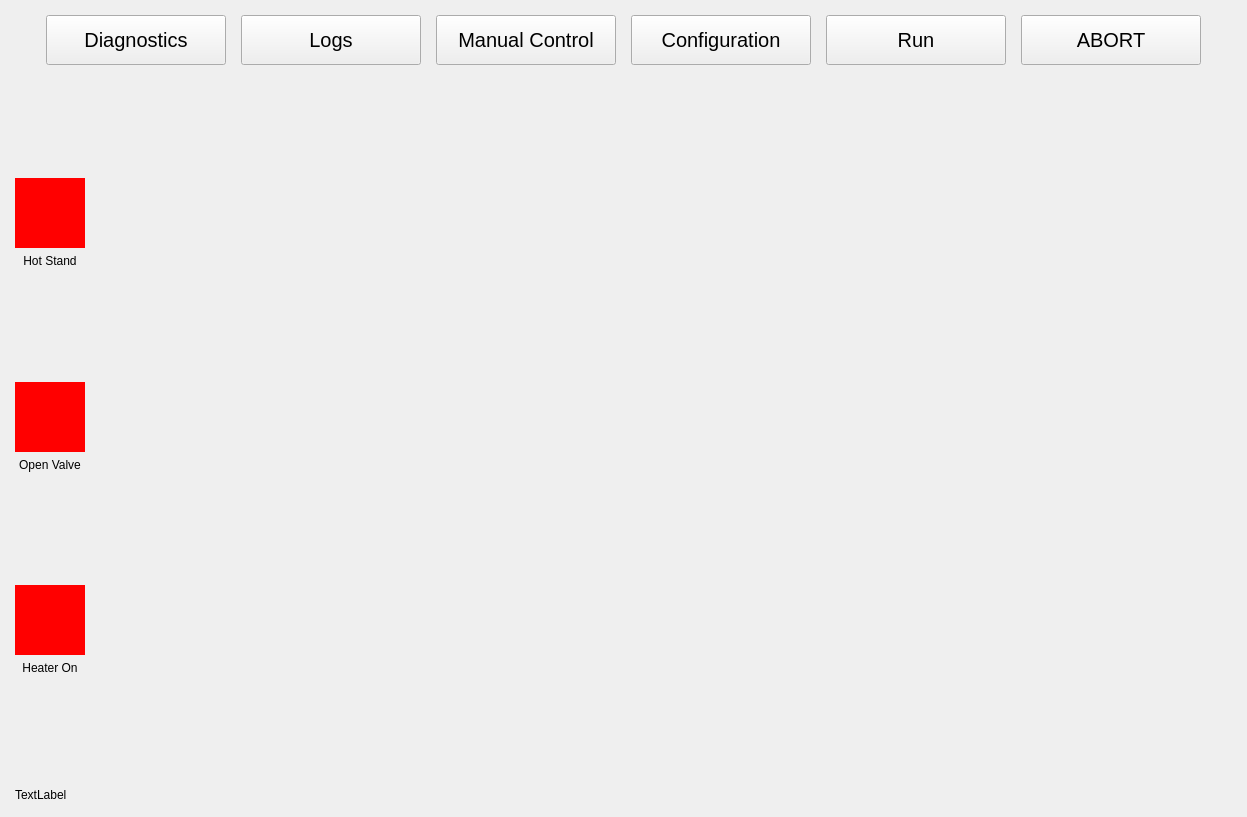
Qt form App/UI/QT5_NEW.ui (osuntp/ntp) before a commit.
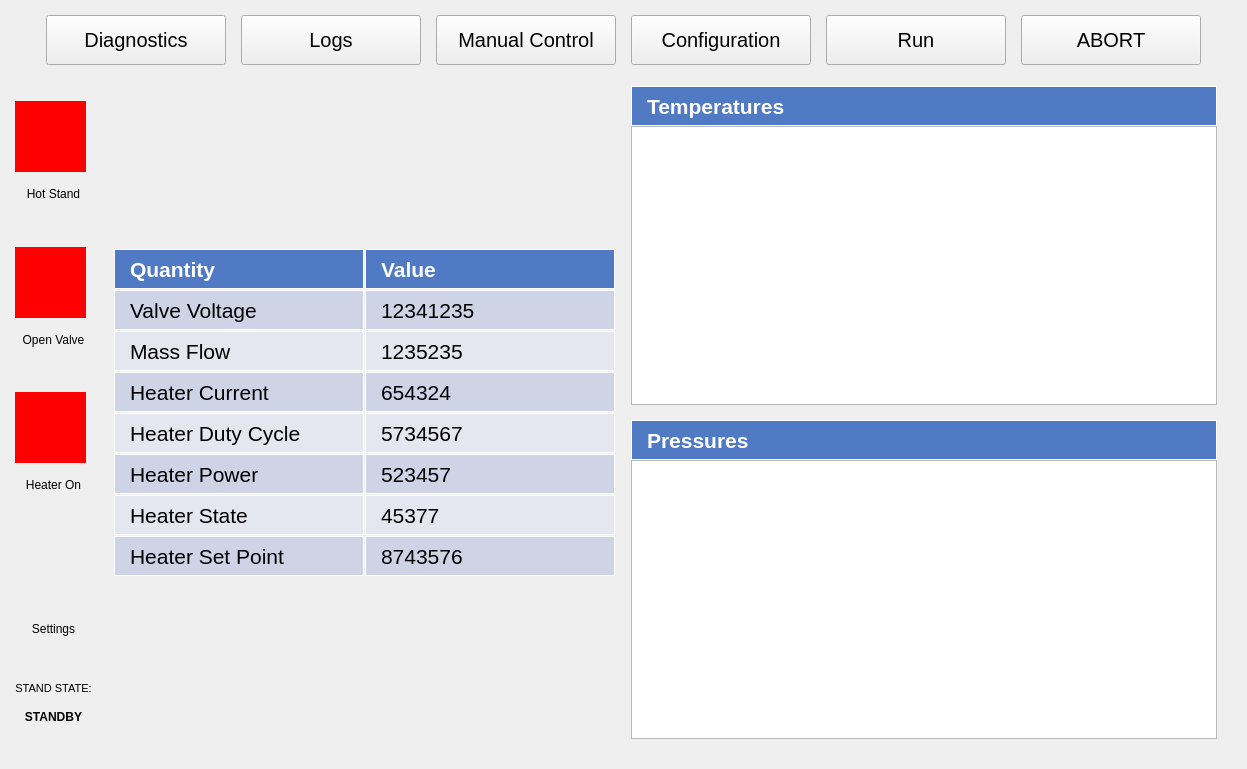
The same form after that commit. Icons and pictures are not drawn.

Patch:
```diff
--- a/App/UI/QT5_NEW.ui
+++ b/App/UI/QT5_NEW.ui
@@ -7,7 +7,7 @@
     <x>0</x>
     <y>0</y>
     <width>1247</width>
-    <height>817</height>
+    <height>769</height>
    </rect>
   </property>
   <property name="sizePolicy">
@@ -220,6 +220,9 @@
      <layout class="QHBoxLayout" name="horizontalLayout_2">
       <item>
        <layout class="QVBoxLayout" name="verticalLayout_2">
+        <property name="spacing">
+         <number>15</number>
+        </property>
         <item>
          <spacer name="verticalSpacer_4">
           <property name="orientation">
@@ -227,8 +230,8 @@
           </property>
           <property name="sizeHint" stdset="0">
            <size>
-            <width>20</width>
-            <height>40</height>
+            <width>10</width>
+            <height>0</height>
            </size>
           </property>
          </spacer>
@@ -243,8 +246,8 @@
           </property>
           <property name="minimumSize">
            <size>
-            <width>70</width>
-            <height>70</height>
+            <width>71</width>
+            <height>71</height>
            </size>
           </property>
           <property name="maximumSize">
@@ -281,8 +284,8 @@
           </property>
           <property name="sizeHint" stdset="0">
            <size>
-            <width>20</width>
-            <height>40</height>
+            <width>10</width>
+            <height>0</height>
            </size>
           </property>
          </spacer>
@@ -297,8 +300,8 @@
           </property>
           <property name="minimumSize">
            <size>
-            <width>70</width>
-            <height>70</height>
+            <width>71</width>
+            <height>71</height>
            </size>
           </property>
           <property name="styleSheet">
@@ -329,8 +332,8 @@
           </property>
           <property name="sizeHint" stdset="0">
            <size>
-            <width>20</width>
-            <height>40</height>
+            <width>10</width>
+            <height>0</height>
            </size>
           </property>
          </spacer>
@@ -345,8 +348,8 @@
           </property>
           <property name="minimumSize">
            <size>
-            <width>70</width>
-            <height>70</height>
+            <width>71</width>
+            <height>71</height>
            </size>
           </property>
           <property name="styleSheet">
@@ -377,24 +380,831 @@
           </property>
           <property name="sizeHint" stdset="0">
            <size>
-            <width>20</width>
-            <height>40</height>
+            <width>10</width>
+            <height>0</height>
+           </size>
+          </property>
+         </spacer>
+        </item>
+        <item>
+         <widget class="QPushButton" name="settings_button">
+          <property name="minimumSize">
+           <size>
+            <width>70</width>
+            <height>70</height>
+           </size>
+          </property>
+          <property name="styleSheet">
+           <string notr="true">background-image: url(:/test_prefix/settings_icon5.png);
+border: 0px;</string>
+          </property>
+          <property name="text">
+           <string/>
+          </property>
+         </widget>
+        </item>
+        <item>
+         <widget class="QLabel" name="label_6">
+          <property name="text">
+           <string>Settings</string>
+          </property>
+          <property name="alignment">
+           <set>Qt::AlignCenter</set>
+          </property>
+         </widget>
+        </item>
+        <item>
+         <spacer name="verticalSpacer_5">
+          <property name="orientation">
+           <enum>Qt::Vertical</enum>
+          </property>
+          <property name="sizeHint" stdset="0">
+           <size>
+            <width>10</width>
+            <height>0</height>
            </size>
           </property>
          </spacer>
         </item>
         <item>
          <widget class="QLabel" name="label_4">
+          <property name="font">
+           <font>
+            <pointsize>8</pointsize>
+           </font>
+          </property>
           <property name="text">
-           <string>TextLabel</string>
+           <string>STAND STATE:</string>
           </property>
+          <property name="alignment">
+           <set>Qt::AlignCenter</set>
+          </property>
          </widget>
         </item>
+        <item>
+         <widget class="QLabel" name="side_bar_stand_state">
+          <property name="font">
+           <font>
+            <weight>75</weight>
+            <bold>true</bold>
+           </font>
+          </property>
+          <property name="text">
+           <string>STANDBY</string>
+          </property>
+          <property name="alignment">
+           <set>Qt::AlignCenter</set>
+          </property>
+         </widget>
+        </item>
+        <item>
+         <spacer name="verticalSpacer_6">
+          <property name="orientation">
+           <enum>Qt::Vertical</enum>
+          </property>
+          <property name="sizeHint" stdset="0">
+           <size>
+            <width>10</width>
+            <height>0</height>
+           </size>
+          </property>
+         </spacer>
+        </item>
        </layout>
       </item>
       <item>
        <widget class="QStackedWidget" name="stackedWidget">
-        <widget class="QWidget" name="page_5"/>
+        <widget class="QWidget" name="diagnostics_page">
+         <layout class="QHBoxLayout" name="horizontalLayout_3">
+          <property name="spacing">
+           <number>15</number>
+          </property>
+          <property name="leftMargin">
+           <number>15</number>
+          </property>
+          <property name="topMargin">
+           <number>15</number>
+          </property>
+          <property name="rightMargin">
+           <number>15</number>
+          </property>
+          <property name="bottomMargin">
+           <number>15</number>
+          </property>
+          <item>
+           <layout class="QGridLayout" name="gridLayout">
+            <property name="leftMargin">
+             <number>1</number>
+            </property>
+            <property name="topMargin">
+             <number>1</number>
+            </property>
+            <property name="rightMargin">
+             <number>1</number>
+            </property>
+            <property name="bottomMargin">
+             <number>1</number>
+            </property>
+            <property name="spacing">
+             <number>1</number>
+            </property>
+            <item row="8" column="1">
+             <widget class="QLabel" name="diagnostics_r07_value">
+              <property name="sizePolicy">
+               <sizepolicy hsizetype="Fixed" vsizetype="Fixed">
+                <horstretch>0</horstretch>
+                <verstretch>0</verstretch>
+               </sizepolicy>
+              </property>
+              <property name="minimumSize">
+               <size>
+                <width>250</width>
+                <height>40</height>
+               </size>
+              </property>
+              <property name="font">
+               <font>
+                <pointsize>16</pointsize>
+               </font>
+              </property>
+              <property name="styleSheet">
+               <string notr="true">color: rgb(0, 0, 0);
+background-color: rgb(206, 211, 230);
+border: 1px solid white;</string>
+              </property>
+              <property name="text">
+               <string>8743576</string>
+              </property>
+              <property name="indent">
+               <number>15</number>
+              </property>
+             </widget>
+            </item>
+            <item row="8" column="0">
+             <widget class="QLabel" name="label_17">
+              <property name="sizePolicy">
+               <sizepolicy hsizetype="Fixed" vsizetype="Fixed">
+                <horstretch>0</horstretch>
+                <verstretch>0</verstretch>
+               </sizepolicy>
+              </property>
+              <property name="minimumSize">
+               <size>
+                <width>250</width>
+                <height>40</height>
+               </size>
+              </property>
+              <property name="font">
+               <font>
+                <pointsize>16</pointsize>
+               </font>
+              </property>
+              <property name="styleSheet">
+               <string notr="true">color: rgb(0, 0, 0);
+background-color: rgb(206, 211, 230);
+border: 1px solid white;</string>
+              </property>
+              <property name="text">
+               <string>Heater Set Point</string>
+              </property>
+              <property name="indent">
+               <number>15</number>
+              </property>
+             </widget>
+            </item>
+            <item row="4" column="0">
+             <widget class="QLabel" name="label_13">
+              <property name="sizePolicy">
+               <sizepolicy hsizetype="Fixed" vsizetype="Fixed">
+                <horstretch>0</horstretch>
+                <verstretch>0</verstretch>
+               </sizepolicy>
+              </property>
+              <property name="minimumSize">
+               <size>
+                <width>250</width>
+                <height>40</height>
+               </size>
+              </property>
+              <property name="font">
+               <font>
+                <pointsize>16</pointsize>
+               </font>
+              </property>
+              <property name="styleSheet">
+               <string notr="true">color: rgb(0, 0, 0);
+background-color: rgb(206, 211, 230);
+border: 1px solid white;</string>
+              </property>
+              <property name="text">
+               <string>Heater Current</string>
+              </property>
+              <property name="indent">
+               <number>15</number>
+              </property>
+             </widget>
+            </item>
+            <item row="4" column="1">
+             <widget class="QLabel" name="diagnostics_r03_value">
+              <property name="sizePolicy">
+               <sizepolicy hsizetype="Fixed" vsizetype="Fixed">
+                <horstretch>0</horstretch>
+                <verstretch>0</verstretch>
+               </sizepolicy>
+              </property>
+              <property name="minimumSize">
+               <size>
+                <width>250</width>
+                <height>40</height>
+               </size>
+              </property>
+              <property name="font">
+               <font>
+                <pointsize>16</pointsize>
+               </font>
+              </property>
+              <property name="styleSheet">
+               <string notr="true">color: rgb(0, 0, 0);
+background-color: rgb(206, 211, 230);
+border: 1px solid white;</string>
+              </property>
+              <property name="text">
+               <string>654324</string>
+              </property>
+              <property name="indent">
+               <number>15</number>
+              </property>
+             </widget>
+            </item>
+            <item row="5" column="0">
+             <widget class="QLabel" name="label_14">
+              <property name="sizePolicy">
+               <sizepolicy hsizetype="Fixed" vsizetype="Fixed">
+                <horstretch>0</horstretch>
+                <verstretch>0</verstretch>
+               </sizepolicy>
+              </property>
+              <property name="minimumSize">
+               <size>
+                <width>250</width>
+                <height>40</height>
+               </size>
+              </property>
+              <property name="font">
+               <font>
+                <pointsize>16</pointsize>
+               </font>
+              </property>
+              <property name="styleSheet">
+               <string notr="true">color: rgb(0, 0, 0);
+border: 1px solid white;
+background-color: rgb(229, 231, 240);</string>
+              </property>
+              <property name="text">
+               <string>Heater Duty Cycle</string>
+              </property>
+              <property name="indent">
+               <number>15</number>
+              </property>
+             </widget>
+            </item>
+            <item row="7" column="0">
+             <widget class="QLabel" name="label_16">
+              <property name="sizePolicy">
+               <sizepolicy hsizetype="Fixed" vsizetype="Fixed">
+                <horstretch>0</horstretch>
+                <verstretch>0</verstretch>
+               </sizepolicy>
+              </property>
+              <property name="minimumSize">
+               <size>
+                <width>250</width>
+                <height>40</height>
+               </size>
+              </property>
+              <property name="font">
+               <font>
+                <pointsize>16</pointsize>
+               </font>
+              </property>
+              <property name="styleSheet">
+               <string notr="true">color: rgb(0, 0, 0);
+border: 1px solid white;
+background-color: rgb(229, 231, 240);</string>
+              </property>
+              <property name="text">
+               <string>Heater State</string>
+              </property>
+              <property name="indent">
+               <number>15</number>
+              </property>
+             </widget>
+            </item>
+            <item row="6" column="0">
+             <widget class="QLabel" name="label_15">
+              <property name="sizePolicy">
+               <sizepolicy hsizetype="Fixed" vsizetype="Fixed">
+                <horstretch>0</horstretch>
+                <verstretch>0</verstretch>
+               </sizepolicy>
+              </property>
+              <property name="minimumSize">
+               <size>
+                <width>250</width>
+                <height>40</height>
+               </size>
+              </property>
+              <property name="font">
+               <font>
+                <pointsize>16</pointsize>
+               </font>
+              </property>
+              <property name="styleSheet">
+               <string notr="true">color: rgb(0, 0, 0);
+background-color: rgb(206, 211, 230);
+border: 1px solid white;</string>
+              </property>
+              <property name="text">
+               <string>Heater Power</string>
+              </property>
+              <property name="indent">
+               <number>15</number>
+              </property>
+             </widget>
+            </item>
+            <item row="1" column="1">
+             <widget class="QLabel" name="label_8">
+              <property name="sizePolicy">
+               <sizepolicy hsizetype="Fixed" vsizetype="Fixed">
+                <horstretch>0</horstretch>
+                <verstretch>0</verstretch>
+               </sizepolicy>
+              </property>
+              <property name="minimumSize">
+               <size>
+                <width>250</width>
+                <height>40</height>
+               </size>
+              </property>
+              <property name="font">
+               <font>
+                <pointsize>16</pointsize>
+                <weight>75</weight>
+                <bold>true</bold>
+               </font>
+              </property>
+              <property name="styleSheet">
+               <string notr="true"> background-color: rgb(80, 122, 196); color: rgb(255, 255, 255);
+border: 1px solid white;</string>
+              </property>
+              <property name="text">
+               <string>Value</string>
+              </property>
+              <property name="indent">
+               <number>15</number>
+              </property>
+             </widget>
+            </item>
+            <item row="2" column="0">
+             <widget class="QLabel" name="label_9">
+              <property name="sizePolicy">
+               <sizepolicy hsizetype="Fixed" vsizetype="Fixed">
+                <horstretch>0</horstretch>
+                <verstretch>0</verstretch>
+               </sizepolicy>
+              </property>
+              <property name="minimumSize">
+               <size>
+                <width>250</width>
+                <height>40</height>
+               </size>
+              </property>
+              <property name="font">
+               <font>
+                <pointsize>16</pointsize>
+               </font>
+              </property>
+              <property name="styleSheet">
+               <string notr="true">color: rgb(0, 0, 0);
+background-color: rgb(206, 211, 230);
+border: 1px solid white;</string>
+              </property>
+              <property name="text">
+               <string>Valve Voltage</string>
+              </property>
+              <property name="indent">
+               <number>15</number>
+              </property>
+             </widget>
+            </item>
+            <item row="2" column="1">
+             <widget class="QLabel" name="diagnostics_r01_value">
+              <property name="sizePolicy">
+               <sizepolicy hsizetype="Fixed" vsizetype="Fixed">
+                <horstretch>0</horstretch>
+                <verstretch>0</verstretch>
+               </sizepolicy>
+              </property>
+              <property name="minimumSize">
+               <size>
+                <width>250</width>
+                <height>40</height>
+               </size>
+              </property>
+              <property name="font">
+               <font>
+                <pointsize>16</pointsize>
+               </font>
+              </property>
+              <property name="styleSheet">
+               <string notr="true">color: rgb(0, 0, 0);
+background-color: rgb(206, 211, 230);
+border: 1px solid white;</string>
+              </property>
+              <property name="text">
+               <string>12341235</string>
+              </property>
+              <property name="indent">
+               <number>15</number>
+              </property>
+             </widget>
+            </item>
+            <item row="3" column="1">
+             <widget class="QLabel" name="diagnostics_r02_value">
+              <property name="sizePolicy">
+               <sizepolicy hsizetype="Fixed" vsizetype="Fixed">
+                <horstretch>0</horstretch>
+                <verstretch>0</verstretch>
+               </sizepolicy>
+              </property>
+              <property name="minimumSize">
+               <size>
+                <width>250</width>
+                <height>40</height>
+               </size>
+              </property>
+              <property name="font">
+               <font>
+                <pointsize>16</pointsize>
+               </font>
+              </property>
+              <property name="styleSheet">
+               <string notr="true">color: rgb(0, 0, 0);
+border: 1px solid white;
+background-color: rgb(229, 231, 240);</string>
+              </property>
+              <property name="text">
+               <string>1235235</string>
+              </property>
+              <property name="indent">
+               <number>15</number>
+              </property>
+             </widget>
+            </item>
+            <item row="3" column="0">
+             <widget class="QLabel" name="label_11">
+              <property name="sizePolicy">
+               <sizepolicy hsizetype="Fixed" vsizetype="Fixed">
+                <horstretch>0</horstretch>
+                <verstretch>0</verstretch>
+               </sizepolicy>
+              </property>
+              <property name="minimumSize">
+               <size>
+                <width>250</width>
+                <height>40</height>
+               </size>
+              </property>
+              <property name="font">
+               <font>
+                <pointsize>16</pointsize>
+               </font>
+              </property>
+              <property name="styleSheet">
+               <string notr="true">color: rgb(0, 0, 0);
+border: 1px solid white;
+background-color: rgb(229, 231, 240);</string>
+              </property>
+              <property name="text">
+               <string>Mass Flow</string>
+              </property>
+              <property name="indent">
+               <number>15</number>
+              </property>
+             </widget>
+            </item>
+            <item row="5" column="1">
+             <widget class="QLabel" name="diagnostics_r04_value">
+              <property name="sizePolicy">
+               <sizepolicy hsizetype="Fixed" vsizetype="Fixed">
+                <horstretch>0</horstretch>
+                <verstretch>0</verstretch>
+               </sizepolicy>
+              </property>
+              <property name="minimumSize">
+               <size>
+                <width>250</width>
+                <height>40</height>
+               </size>
+              </property>
+              <property name="font">
+               <font>
+                <pointsize>16</pointsize>
+               </font>
+              </property>
+              <property name="styleSheet">
+               <string notr="true">color: rgb(0, 0, 0);
+border: 1px solid white;
+background-color: rgb(229, 231, 240);</string>
+              </property>
+              <property name="text">
+               <string>5734567</string>
+              </property>
+              <property name="indent">
+               <number>15</number>
+              </property>
+             </widget>
+            </item>
+            <item row="0" column="0">
+             <spacer name="verticalSpacer_7">
+              <property name="orientation">
+               <enum>Qt::Vertical</enum>
+              </property>
+              <property name="sizeHint" stdset="0">
+               <size>
+                <width>10</width>
+                <height>0</height>
+               </size>
+              </property>
+             </spacer>
+            </item>
+            <item row="1" column="0">
+             <widget class="QLabel" name="label_7">
+              <property name="sizePolicy">
+               <sizepolicy hsizetype="Fixed" vsizetype="Fixed">
+                <horstretch>0</horstretch>
+                <verstretch>0</verstretch>
+               </sizepolicy>
+              </property>
+              <property name="minimumSize">
+               <size>
+                <width>250</width>
+                <height>40</height>
+               </size>
+              </property>
+              <property name="font">
+               <font>
+                <pointsize>16</pointsize>
+                <weight>75</weight>
+                <bold>true</bold>
+               </font>
+              </property>
+              <property name="styleSheet">
+               <string notr="true"> background-color: rgb(80, 122, 196); color: rgb(255, 255, 255);
+border: 1px solid white;</string>
+              </property>
+              <property name="lineWidth">
+               <number>1</number>
+              </property>
+              <property name="text">
+               <string>Quantity</string>
+              </property>
+              <property name="indent">
+               <number>15</number>
+              </property>
+             </widget>
+            </item>
+            <item row="6" column="1">
+             <widget class="QLabel" name="diagnostics_r05_value">
+              <property name="sizePolicy">
+               <sizepolicy hsizetype="Fixed" vsizetype="Fixed">
+                <horstretch>0</horstretch>
+                <verstretch>0</verstretch>
+               </sizepolicy>
+              </property>
+              <property name="minimumSize">
+               <size>
+                <width>250</width>
+                <height>40</height>
+               </size>
+              </property>
+              <property name="font">
+               <font>
+                <pointsize>16</pointsize>
+               </font>
+              </property>
+              <property name="styleSheet">
+               <string notr="true">color: rgb(0, 0, 0);
+background-color: rgb(206, 211, 230);
+border: 1px solid white;</string>
+              </property>
+              <property name="text">
+               <string>523457</string>
+              </property>
+              <property name="indent">
+               <number>15</number>
+              </property>
+             </widget>
+            </item>
+            <item row="7" column="1">
+             <widget class="QLabel" name="diagnostics_r06_value">
+              <property name="sizePolicy">
+               <sizepolicy hsizetype="Fixed" vsizetype="Fixed">
+                <horstretch>0</horstretch>
+                <verstretch>0</verstretch>
+               </sizepolicy>
+              </property>
+              <property name="minimumSize">
+               <size>
+                <width>250</width>
+                <height>40</height>
+               </size>
+              </property>
+              <property name="font">
+               <font>
+                <pointsize>16</pointsize>
+               </font>
+              </property>
+              <property name="styleSheet">
+               <string notr="true">color: rgb(0, 0, 0);
+border: 1px solid white;
+background-color: rgb(229, 231, 240);</string>
+              </property>
+              <property name="text">
+               <string>45377</string>
+              </property>
+              <property name="indent">
+               <number>15</number>
+              </property>
+             </widget>
+            </item>
+            <item row="0" column="1">
+             <spacer name="verticalSpacer_8">
+              <property name="orientation">
+               <enum>Qt::Vertical</enum>
+              </property>
+              <property name="sizeHint" stdset="0">
+               <size>
+                <width>10</width>
+                <height>0</height>
+               </size>
+              </property>
+             </spacer>
+            </item>
+            <item row="9" column="1">
+             <spacer name="verticalSpacer_10">
+              <property name="orientation">
+               <enum>Qt::Vertical</enum>
+              </property>
+              <property name="sizeHint" stdset="0">
+               <size>
+                <width>20</width>
+                <height>0</height>
+               </size>
+              </property>
+             </spacer>
+            </item>
+            <item row="9" column="0">
+             <spacer name="verticalSpacer_9">
+              <property name="orientation">
+               <enum>Qt::Vertical</enum>
+              </property>
+              <property name="sizeHint" stdset="0">
+               <size>
+                <width>10</width>
+                <height>0</height>
+               </size>
+              </property>
+             </spacer>
+            </item>
+           </layout>
+          </item>
+          <item>
+           <layout class="QVBoxLayout" name="verticalLayout_4">
+            <property name="spacing">
+             <number>0</number>
+            </property>
+            <property name="leftMargin">
+             <number>0</number>
+            </property>
+            <item>
+             <widget class="QLabel" name="label_5">
+              <property name="sizePolicy">
+               <sizepolicy hsizetype="Expanding" vsizetype="Fixed">
+                <horstretch>0</horstretch>
+                <verstretch>0</verstretch>
+               </sizepolicy>
+              </property>
+              <property name="minimumSize">
+               <size>
+                <width>565</width>
+                <height>40</height>
+               </size>
+              </property>
+              <property name="font">
+               <font>
+                <pointsize>16</pointsize>
+                <weight>75</weight>
+                <bold>true</bold>
+               </font>
+              </property>
+              <property name="styleSheet">
+               <string notr="true"> background-color: rgb(80, 122, 196); color: rgb(255, 255, 255);
+border: 1px solid white;</string>
+              </property>
+              <property name="text">
+               <string>Temperatures</string>
+              </property>
+              <property name="indent">
+               <number>15</number>
+              </property>
+             </widget>
+            </item>
+            <item>
+             <widget class="QGraphicsView" name="diagnostics_plot1">
+              <property name="sizePolicy">
+               <sizepolicy hsizetype="Expanding" vsizetype="Expanding">
+                <horstretch>0</horstretch>
+                <verstretch>0</verstretch>
+               </sizepolicy>
+              </property>
+              <property name="minimumSize">
+               <size>
+                <width>565</width>
+                <height>276</height>
+               </size>
+              </property>
+             </widget>
+            </item>
+            <item>
+             <spacer name="verticalSpacer_13">
+              <property name="orientation">
+               <enum>Qt::Vertical</enum>
+              </property>
+              <property name="sizeType">
+               <enum>QSizePolicy::Fixed</enum>
+              </property>
+              <property name="sizeHint" stdset="0">
+               <size>
+                <width>10</width>
+                <height>15</height>
+               </size>
+              </property>
+             </spacer>
+            </item>
+            <item>
+             <widget class="QLabel" name="label_23">
+              <property name="sizePolicy">
+               <sizepolicy hsizetype="Expanding" vsizetype="Fixed">
+                <horstretch>0</horstretch>
+                <verstretch>0</verstretch>
+               </sizepolicy>
+              </property>
+              <property name="minimumSize">
+               <size>
+                <width>565</width>
+                <height>40</height>
+               </size>
+              </property>
+              <property name="font">
+               <font>
+                <pointsize>16</pointsize>
+                <weight>75</weight>
+                <bold>true</bold>
+               </font>
+              </property>
+              <property name="styleSheet">
+               <string notr="true"> background-color: rgb(80, 122, 196); color: rgb(255, 255, 255);
+border: 1px solid white;</string>
+              </property>
+              <property name="text">
+               <string>Pressures</string>
+              </property>
+              <property name="indent">
+               <number>15</number>
+              </property>
+             </widget>
+            </item>
+            <item>
+             <widget class="QGraphicsView" name="diagnostics_plot2">
+              <property name="sizePolicy">
+               <sizepolicy hsizetype="Expanding" vsizetype="Expanding">
+                <horstretch>0</horstretch>
+                <verstretch>0</verstretch>
+               </sizepolicy>
+              </property>
+              <property name="minimumSize">
+               <size>
+                <width>565</width>
+                <height>276</height>
+               </size>
+              </property>
+             </widget>
+            </item>
+           </layout>
+          </item>
+         </layout>
+        </widget>
         <widget class="QWidget" name="page_6"/>
        </widget>
       </item>
```
Left out of the diff: 22 changed lines with no effect on the pictures.
